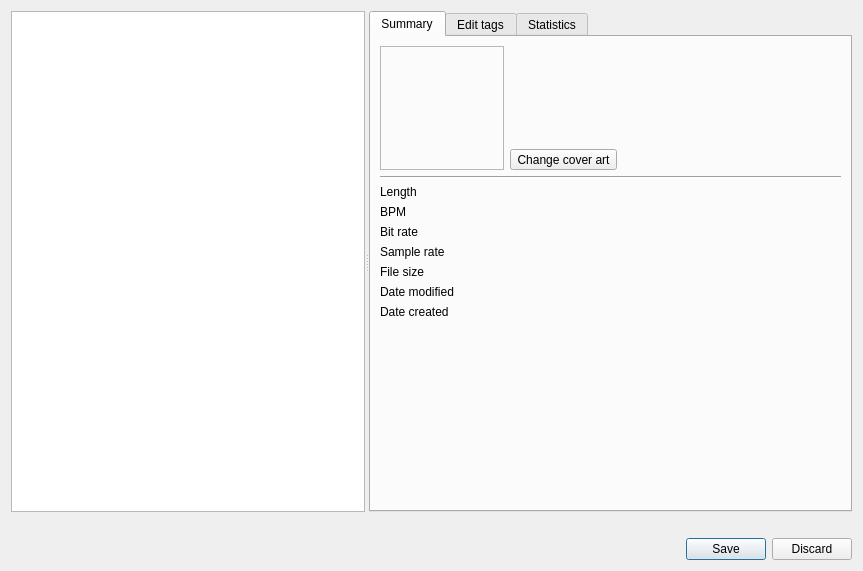
The window that src/ui/edittagdialog.ui (clementine-player/Clementine) describes before a commit, drawn with Qt 5.
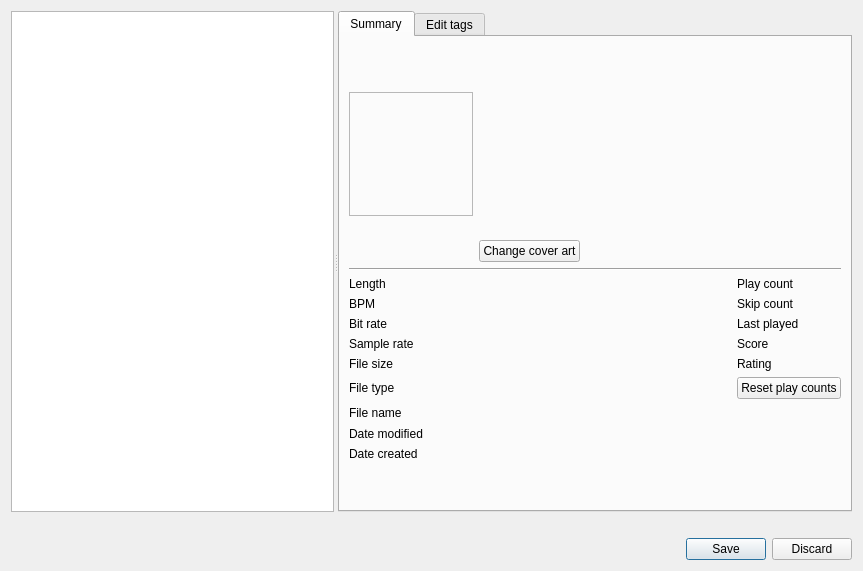
The same window after the commit. Icons and pictures are not drawn. Custom widgets are drawn as their Qt base class.

Commit message: Edit tag dialog changes: remove the statistics tab and put its fields into the Summary tab, make right clicks on the album art do the same as clicking "change cover art", grey the field labels a bit, make sure large filenames don't make the dialog bigger.

Diff of the .ui file:
```diff
--- a/src/ui/edittagdialog.ui
+++ b/src/ui/edittagdialog.ui
@@ -73,32 +73,37 @@
              <number>2</number>
             </property>
             <item>
-             <widget class="QLabel" name="summary">
+             <widget class="QTextEdit" name="summary">
               <property name="sizePolicy">
-               <sizepolicy hsizetype="Expanding" vsizetype="Preferred">
+               <sizepolicy hsizetype="Expanding" vsizetype="Minimum">
                 <horstretch>0</horstretch>
                 <verstretch>0</verstretch>
                </sizepolicy>
               </property>
-              <property name="text">
-               <string/>
+              <property name="styleSheet">
+               <string notr="true">QTextEdit {
+  background: transparent;
+}</string>
               </property>
-              <property name="alignment">
-               <set>Qt::AlignLeading|Qt::AlignLeft|Qt::AlignTop</set>
+              <property name="frameShape">
+               <enum>QFrame::NoFrame</enum>
               </property>
-              <property name="wordWrap">
-               <bool>true</bool>
+              <property name="textInteractionFlags">
+               <set>Qt::TextSelectableByKeyboard|Qt::TextSelectableByMouse</set>
               </property>
              </widget>
             </item>
             <item>
-             <widget class="QToolButton" name="summary_art_button">
+             <widget class="QPushButton" name="summary_art_button">
+              <property name="sizePolicy">
+               <sizepolicy hsizetype="Fixed" vsizetype="Fixed">
+                <horstretch>0</horstretch>
+                <verstretch>0</verstretch>
+               </sizepolicy>
+              </property>
               <property name="text">
                <string>Change cover art</string>
               </property>
-              <property name="popupMode">
-               <enum>QToolButton::InstantPopup</enum>
-              </property>
              </widget>
             </item>
            </layout>
@@ -113,12 +118,18 @@
          </widget>
         </item>
         <item>
-         <layout class="QFormLayout" name="formLayout">
+         <layout class="QGridLayout" name="gridLayout_3">
           <property name="horizontalSpacing">
            <number>18</number>
           </property>
           <item row="0" column="0">
-           <widget class="QLabel" name="label_5">
+           <widget class="QLabel" name="length_label">
+            <property name="sizePolicy">
+             <sizepolicy hsizetype="Fixed" vsizetype="Preferred">
+              <horstretch>0</horstretch>
+              <verstretch>0</verstretch>
+             </sizepolicy>
+            </property>
             <property name="text">
              <string>Length</string>
             </property>
@@ -126,6 +137,12 @@
           </item>
           <item row="0" column="1">
            <widget class="QLabel" name="length">
+            <property name="sizePolicy">
+             <sizepolicy hsizetype="Expanding" vsizetype="Preferred">
+              <horstretch>0</horstretch>
+              <verstretch>0</verstretch>
+             </sizepolicy>
+            </property>
             <property name="wordWrap">
              <bool>true</bool>
             </property>
@@ -135,7 +152,13 @@
            </widget>
           </item>
           <item row="1" column="0">
-           <widget class="QLabel" name="label_4">
+           <widget class="QLabel" name="bpm_label">
+            <property name="sizePolicy">
+             <sizepolicy hsizetype="Fixed" vsizetype="Preferred">
+              <horstretch>0</horstretch>
+              <verstretch>0</verstretch>
+             </sizepolicy>
+            </property>
             <property name="text">
              <string>BPM</string>
             </property>
@@ -152,7 +175,13 @@
            </widget>
           </item>
           <item row="2" column="0">
-           <widget class="QLabel" name="label_6">
+           <widget class="QLabel" name="bitrate_label">
+            <property name="sizePolicy">
+             <sizepolicy hsizetype="Fixed" vsizetype="Preferred">
+              <horstretch>0</horstretch>
+              <verstretch>0</verstretch>
+             </sizepolicy>
+            </property>
             <property name="text">
              <string>Bit rate</string>
             </property>
@@ -169,7 +198,13 @@
            </widget>
           </item>
           <item row="3" column="0">
-           <widget class="QLabel" name="label_7">
+           <widget class="QLabel" name="samplerate_label">
+            <property name="sizePolicy">
+             <sizepolicy hsizetype="Fixed" vsizetype="Preferred">
+              <horstretch>0</horstretch>
+              <verstretch>0</verstretch>
+             </sizepolicy>
+            </property>
             <property name="text">
              <string>Sample rate</string>
             </property>
@@ -185,14 +220,78 @@
             </property>
            </widget>
           </item>
+          <item row="4" column="0">
+           <widget class="QLabel" name="filesize_label">
+            <property name="sizePolicy">
+             <sizepolicy hsizetype="Fixed" vsizetype="Preferred">
+              <horstretch>0</horstretch>
+              <verstretch>0</verstretch>
+             </sizepolicy>
+            </property>
+            <property name="text">
+             <string>File size</string>
+            </property>
+            <property name="field_label" stdset="0">
+             <bool>true</bool>
+            </property>
+           </widget>
+          </item>
+          <item row="4" column="1">
+           <widget class="QLabel" name="filesize">
+            <property name="wordWrap">
+             <bool>true</bool>
+            </property>
+            <property name="textInteractionFlags">
+             <set>Qt::LinksAccessibleByMouse|Qt::TextSelectableByKeyboard|Qt::TextSelectableByMouse</set>
+            </property>
+           </widget>
+          </item>
           <item row="5" column="0">
-           <widget class="QLabel" name="label_8">
+           <widget class="QLabel" name="filetype_label">
+            <property name="sizePolicy">
+             <sizepolicy hsizetype="Fixed" vsizetype="Preferred">
+              <horstretch>0</horstretch>
+              <verstretch>0</verstretch>
+             </sizepolicy>
+            </property>
             <property name="text">
-             <string>Date modified</string>
+             <string>File type</string>
+            </property>
+            <property name="field_label" stdset="0">
+             <bool>true</bool>
             </property>
            </widget>
           </item>
           <item row="5" column="1">
+           <widget class="QLabel" name="filetype">
+            <property name="text">
+             <string/>
+            </property>
+            <property name="wordWrap">
+             <bool>true</bool>
+            </property>
+            <property name="textInteractionFlags">
+             <set>Qt::LinksAccessibleByMouse|Qt::TextSelectableByKeyboard|Qt::TextSelectableByMouse</set>
+            </property>
+           </widget>
+          </item>
+          <item row="7" column="0">
+           <widget class="QLabel" name="mtime_label">
+            <property name="sizePolicy">
+             <sizepolicy hsizetype="Fixed" vsizetype="Preferred">
+              <horstretch>0</horstretch>
+              <verstretch>0</verstretch>
+             </sizepolicy>
+            </property>
+            <property name="text">
+             <string>Date modified</string>
+            </property>
+            <property name="field_label" stdset="0">
+             <bool>true</bool>
+            </property>
+           </widget>
+          </item>
+          <item row="7" column="1" colspan="3">
            <widget class="QLabel" name="mtime">
             <property name="wordWrap">
              <bool>true</bool>
@@ -202,14 +301,20 @@
             </property>
            </widget>
           </item>
-          <item row="6" column="0">
-           <widget class="QLabel" name="label_9">
+          <item row="8" column="0">
+           <widget class="QLabel" name="ctime_label">
+            <property name="sizePolicy">
+             <sizepolicy hsizetype="Fixed" vsizetype="Preferred">
+              <horstretch>0</horstretch>
+              <verstretch>0</verstretch>
+             </sizepolicy>
+            </property>
             <property name="text">
              <string>Date created</string>
             </property>
            </widget>
           </item>
-          <item row="6" column="1">
+          <item row="8" column="1" colspan="3">
            <widget class="QLabel" name="ctime">
             <property name="wordWrap">
              <bool>true</bool>
@@ -219,15 +324,95 @@
             </property>
            </widget>
           </item>
-          <item row="4" column="0">
-           <widget class="QLabel" name="label_10">
+          <item row="6" column="0">
+           <widget class="QLabel" name="filename_label">
             <property name="text">
-             <string>File size</string>
+             <string>File name</string>
             </property>
            </widget>
           </item>
-          <item row="4" column="1">
-           <widget class="QLabel" name="filesize">
+          <item row="0" column="2">
+           <widget class="QLabel" name="playcount_label">
+            <property name="sizePolicy">
+             <sizepolicy hsizetype="Fixed" vsizetype="Preferred">
+              <horstretch>0</horstretch>
+              <verstretch>0</verstretch>
+             </sizepolicy>
+            </property>
+            <property name="text">
+             <string>Play count</string>
+            </property>
+            <property name="field_label" stdset="0">
+             <bool>true</bool>
+            </property>
+           </widget>
+          </item>
+          <item row="1" column="2">
+           <widget class="QLabel" name="skipcount_label">
+            <property name="sizePolicy">
+             <sizepolicy hsizetype="Fixed" vsizetype="Preferred">
+              <horstretch>0</horstretch>
+              <verstretch>0</verstretch>
+             </sizepolicy>
+            </property>
+            <property name="text">
+             <string>Skip count</string>
+            </property>
+            <property name="field_label" stdset="0">
+             <bool>true</bool>
+            </property>
+           </widget>
+          </item>
+          <item row="2" column="2">
+           <widget class="QLabel" name="lastplayed_label">
+            <property name="sizePolicy">
+             <sizepolicy hsizetype="Fixed" vsizetype="Preferred">
+              <horstretch>0</horstretch>
+              <verstretch>0</verstretch>
+             </sizepolicy>
+            </property>
+            <property name="text">
+             <string>Last played</string>
+            </property>
+            <property name="field_label" stdset="0">
+             <bool>true</bool>
+            </property>
+           </widget>
+          </item>
+          <item row="3" column="2">
+           <widget class="QLabel" name="score_label">
+            <property name="sizePolicy">
+             <sizepolicy hsizetype="Fixed" vsizetype="Preferred">
+              <horstretch>0</horstretch>
+              <verstretch>0</verstretch>
+             </sizepolicy>
+            </property>
+            <property name="text">
+             <string>Score</string>
+            </property>
+            <property name="field_label" stdset="0">
+             <bool>true</bool>
+            </property>
+           </widget>
+          </item>
+          <item row="4" column="2">
+           <widget class="QLabel" name="rating_label">
+            <property name="sizePolicy">
+             <sizepolicy hsizetype="Fixed" vsizetype="Preferred">
+              <horstretch>0</horstretch>
+              <verstretch>0</verstretch>
+             </sizepolicy>
+            </property>
+            <property name="text">
+             <string>Rating</string>
+            </property>
+            <property name="field_label" stdset="0">
+             <bool>true</bool>
+            </property>
+           </widget>
+          </item>
+          <item row="0" column="3">
+           <widget class="QLabel" name="playcount">
             <property name="wordWrap">
              <bool>true</bool>
             </property>
@@ -236,6 +421,67 @@
             </property>
            </widget>
           </item>
+          <item row="1" column="3">
+           <widget class="QLabel" name="skipcount">
+            <property name="wordWrap">
+             <bool>true</bool>
+            </property>
+            <property name="textInteractionFlags">
+             <set>Qt::LinksAccessibleByMouse|Qt::TextSelectableByKeyboard|Qt::TextSelectableByMouse</set>
+            </property>
+           </widget>
+          </item>
+          <item row="2" column="3">
+           <widget class="QLabel" name="lastplayed">
+            <property name="wordWrap">
+             <bool>true</bool>
+            </property>
+            <property name="textInteractionFlags">
+             <set>Qt::LinksAccessibleByMouse|Qt::TextSelectableByKeyboard|Qt::TextSelectableByMouse</set>
+            </property>
+           </widget>
+          </item>
+          <item row="3" column="3">
+           <widget class="QLabel" name="score">
+            <property name="wordWrap">
+             <bool>true</bool>
+            </property>
+            <property name="textInteractionFlags">
+             <set>Qt::LinksAccessibleByMouse|Qt::TextSelectableByKeyboard|Qt::TextSelectableByMouse</set>
+            </property>
+           </widget>
+          </item>
+          <item row="4" column="3">
+           <widget class="RatingWidget" name="rating" native="true"/>
+          </item>
+          <item row="5" column="2" colspan="2">
+           <widget class="QPushButton" name="pushButton_4">
+            <property name="sizePolicy">
+             <sizepolicy hsizetype="Fixed" vsizetype="Fixed">
+              <horstretch>0</horstretch>
+              <verstretch>0</verstretch>
+             </sizepolicy>
+            </property>
+            <property name="text">
+             <string>Reset play counts</string>
+            </property>
+           </widget>
+          </item>
+          <item row="6" column="1" colspan="3">
+           <widget class="QLineEdit" name="filename">
+            <property name="styleSheet">
+             <string notr="true">QLineEdit {
+  background: transparent;
+}</string>
+            </property>
+            <property name="frame">
+             <bool>false</bool>
+            </property>
+            <property name="readOnly">
+             <bool>true</bool>
+            </property>
+           </widget>
+          </item>
          </layout>
         </item>
         <item>
@@ -469,135 +715,6 @@
         </item>
        </layout>
       </widget>
-      <widget class="QWidget" name="statistics_tab">
-       <attribute name="title">
-        <string>Statistics</string>
-       </attribute>
-       <layout class="QVBoxLayout" name="verticalLayout_4">
-        <item>
-         <layout class="QGridLayout" name="gridLayout_2">
-          <property name="horizontalSpacing">
-           <number>18</number>
-          </property>
-          <item row="0" column="0">
-           <widget class="QLabel" name="label_18">
-            <property name="text">
-             <string>Play count</string>
-            </property>
-           </widget>
-          </item>
-          <item row="0" column="1">
-           <widget class="QLabel" name="playcount">
-            <property name="wordWrap">
-             <bool>true</bool>
-            </property>
-            <property name="textInteractionFlags">
-             <set>Qt::LinksAccessibleByMouse|Qt::TextSelectableByKeyboard|Qt::TextSelectableByMouse</set>
-            </property>
-           </widget>
-          </item>
-          <item row="1" column="0">
-           <widget class="QLabel" name="label_19">
-            <property name="text">
-             <string>Skip count</string>
-            </property>
-           </widget>
-          </item>
-          <item row="1" column="1">
-           <widget class="QLabel" name="skipcount">
-            <property name="wordWrap">
-             <bool>true</bool>
-            </property>
-            <property name="textInteractionFlags">
-             <set>Qt::LinksAccessibleByMouse|Qt::TextSelectableByKeyboard|Qt::TextSelectableByMouse</set>
-            </property>
-           </widget>
-          </item>
-          <item row="2" column="0">
-           <widget class="QLabel" name="label_20">
-            <property name="text">
-             <string>Last played</string>
-            </property>
-           </widget>
-          </item>
-          <item row="2" column="1">
-           <widget class="QLabel" name="lastplayed">
-            <property name="wordWrap">
-             <bool>true</bool>
-            </property>
-            <property name="textInteractionFlags">
-             <set>Qt::LinksAccessibleByMouse|Qt::TextSelectableByKeyboard|Qt::TextSelectableByMouse</set>
-            </property>
-           </widget>
-          </item>
-          <item row="3" column="0">
-           <widget class="QLabel" name="label_22">
-            <property name="text">
-             <string>Score</string>
-            </property>
-           </widget>
-          </item>
-          <item row="3" column="1">
-           <widget class="QLabel" name="score">
-            <property name="wordWrap">
-             <bool>true</bool>
-            </property>
-            <property name="textInteractionFlags">
-             <set>Qt::LinksAccessibleByMouse|Qt::TextSelectableByKeyboard|Qt::TextSelectableByMouse</set>
-            </property>
-           </widget>
-          </item>
-          <item row="4" column="0">
-           <widget class="QLabel" name="label_21">
-            <property name="text">
-             <string>Rating</string>
-            </property>
-           </widget>
-          </item>
-          <item row="4" column="1">
-           <layout class="QHBoxLayout" name="horizontalLayout_2">
-            <item>
-             <widget class="RatingWidget" name="rating" native="true"/>
-            </item>
-            <item>
-             <spacer name="horizontalSpacer">
-              <property name="orientation">
-               <enum>Qt::Horizontal</enum>
-              </property>
-              <property name="sizeHint" stdset="0">
-               <size>
-                <width>40</width>
-                <height>20</height>
-               </size>
-              </property>
-             </spacer>
-            </item>
-           </layout>
-          </item>
-         </layout>
-        </item>
-        <item>
-         <widget class="QToolButton" name="toolButton_4">
-          <property name="text">
-           <string>Reset play counts</string>
-          </property>
-         </widget>
-        </item>
-        <item>
-         <spacer name="verticalSpacer_3">
-          <property name="orientation">
-           <enum>Qt::Vertical</enum>
-          </property>
-          <property name="sizeHint" stdset="0">
-           <size>
-            <width>20</width>
-            <height>40</height>
-           </size>
-          </property>
-         </spacer>
-        </item>
-       </layout>
-      </widget>
      </widget>
     </widget>
    </item>
```
Left out of the diff: 18 changed lines with no effect on the pictures. The commit also changes 46 other files.
